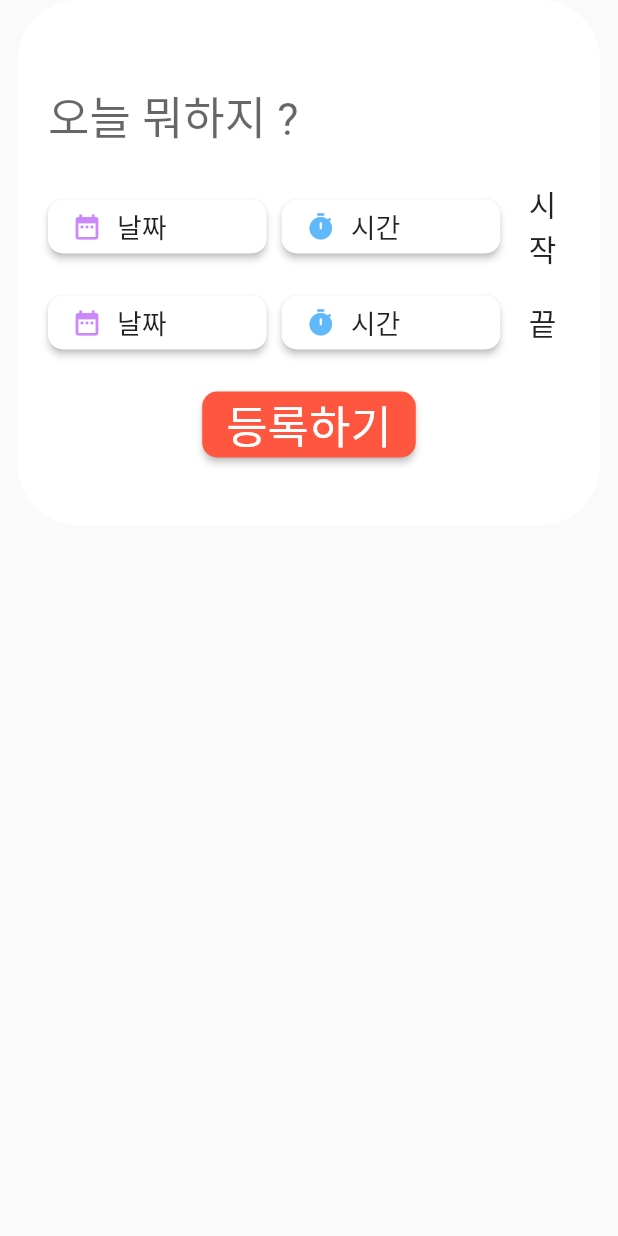
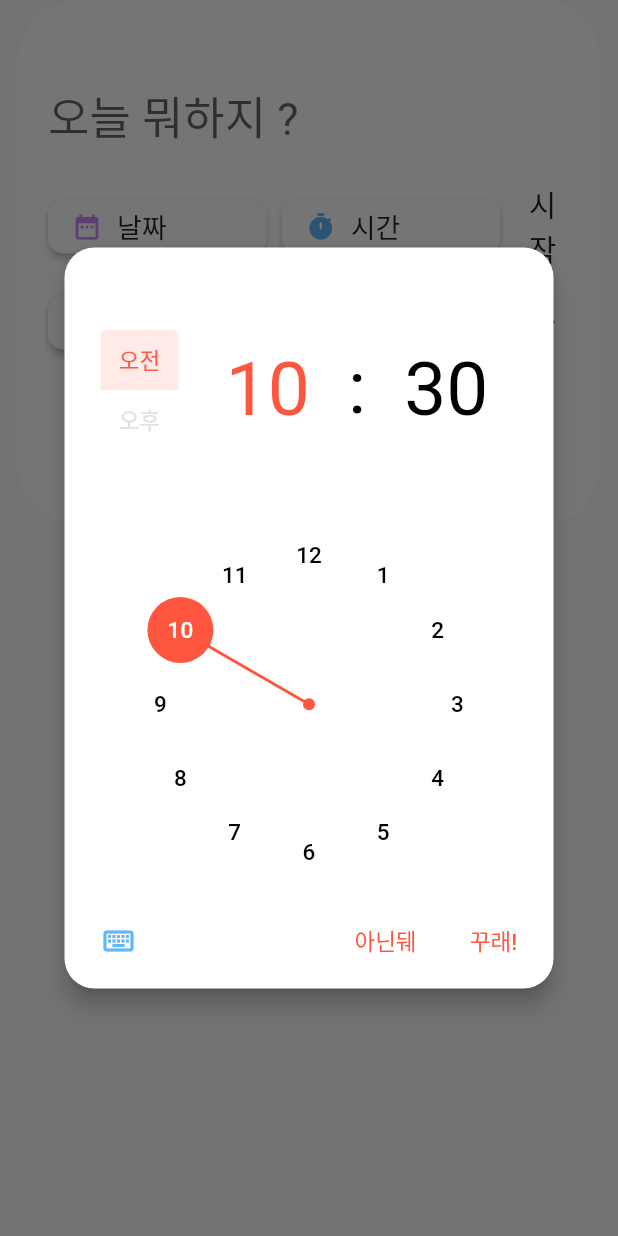
Before and after one commit to klize/today, a Flutter app: the TaskRegister widget shown alone on an empty page, opened directly, after a tap on "시간", on a phone screen of 412 x 824 dp. Run offline on Flutter 3.47's test engine with Material 2 defaults, Android fonts, the phone set to English and light mode, and no system bars; our stand-ins replace animated_text_kit, flutter_datetime_picker, sqflite, table_calendar; accounts and stored records are empty; Roboto replaces fonts that are missing (GamjaFlower).

Commit message:
change pickers, add animation to title

```diff
--- a/lib/utils/constants.dart
+++ b/lib/utils/constants.dart
@@ -15,36 +15,36 @@ const kNewTaskButtonColor = Color(0xffffffff);
 const kNewTaskETCColor = Color(0xff96DF67);
 const kETCColor = Color(0xffE0E0E0);
 
-ThemeData kTimePickerThemeData = ThemeData.light().copyWith(
-  dialogTheme: DialogTheme(
-    shape: RoundedRectangleBorder(
-      borderRadius: BorderRadius.circular(20),
+TimePickerThemeData kTimePickerThemeData = TimePickerThemeData(
+  shape: RoundedRectangleBorder(
+    borderRadius: BorderRadius.circular(
+      20.0,
     ),
   ),
-  textTheme: TextTheme(
-    headline4: TextStyle(
-      fontFamily: 'GamjaFlower',
-    ),
-    subtitle2: TextStyle(
-      fontFamily: 'GamjaFlower',
-    ),
-    caption: TextStyle(
-      fontFamily: 'GamjaFlower',
-    ),
-    button: TextStyle(
-      fontFamily: 'GamjaFlower',
-    ),
-    bodyText2: TextStyle(
-      fontFamily: 'GamjaFlower',
-    ),
+  hourMinuteColor: Colors.white,
+  hourMinuteTextColor:
+      MaterialStateColor.resolveWith((Set<MaterialState> states) {
+    return states.contains(MaterialState.selected)
+        ? kNewTaskRegisterButtonColor
+        : Colors.black;
+  }),
+  hourMinuteTextStyle: TextStyle(
+    fontFamily: 'GamjaFlower',
+    fontSize: 50,
   ),
-  colorScheme: ColorScheme.light(
-    primary: kAppBarIconColor,
-    onPrimary: Colors.white,
-    surface: kAppBackgroundColor,
-    onSurface: Colors.black,
+  dayPeriodTextStyle: TextStyle(
+    fontFamily: 'GamjaFlower',
   ),
-  dialogBackgroundColor: kAppBackgroundColor,
+  dayPeriodTextColor:
+      MaterialStateColor.resolveWith((Set<MaterialState> states) {
+    return states.contains(MaterialState.selected)
+        ? kNewTaskRegisterButtonColor
+        : kETCColor;
+  }),
+  dayPeriodBorderSide: BorderSide.none,
+  dialBackgroundColor: Colors.white,
+  dialHandColor: kNewTaskRegisterButtonColor,
+  entryModeIconColor: kNewTaskButtonClockIconColor,
 );
 
 ThemeData kDatePickerThemeData = ThemeData.light().copyWith(
--- a/lib/widgets/task_register.dart
+++ b/lib/widgets/task_register.dart
@@ -14,9 +14,9 @@ class TaskRegister extends StatefulWidget {
 
 class _TaskRegisterState extends State<TaskRegister> {
   DateTime _startDate;
-  DateTime _startTime;
+  TimeOfDay _startTime;
   DateTime _endDate;
-  DateTime _endTime;
+  TimeOfDay _endTime;
 
   String _dateStr = "날짜";
   String _timeStr = "시간";
@@ -32,13 +32,61 @@ class _TaskRegisterState extends State<TaskRegister> {
     return _str;
   }
 
-  String makeTimeStr(DateTime time) {
+  String makeTimeStr(TimeOfDay time) {
     String _str = "시간";
     if (time != null) {
       _str = '${time.hour} 시 ${time.minute} 분';
     }
 
     return _str;
+  }
+
+  Future<DateTime> _showDatePicker() async {
+    return await showDatePicker(
+      context: context,
+      initialDate: DateTime.now(),
+      firstDate: DateTime(1994, 02, 13),
+      lastDate: DateTime(2100, 5, 16),
+      helpText: "",
+      cancelText: "아닌뒈",
+      confirmText: "꾸래!",
+      builder: (BuildContext context, Widget child) {
+        return Theme(
+          data: kDatePickerThemeData,
+          child: child,
+        );
+      },
+    );
+  }
+
+  Future<TimeOfDay> _showTimePicker() async {
+    return await showTimePicker(
+      context: context,
+      confirmText: "꾸래!",
+      cancelText: "아닌뒈",
+      helpText: "",
+      initialTime: TimeOfDay.now(),
+      builder: (BuildContext context, Widget child) {
+        return TimePickerTheme(
+          data: kTimePickerThemeData,
+          child: Theme(
+            data: ThemeData.light().copyWith(
+              textTheme: TextTheme(
+                button: TextStyle(
+                  fontFamily: 'GamjaFlower',
+                ),
+              ),
+              colorScheme: ColorScheme.light(
+                primary: kAppBarIconColor,
+                onPrimary: Colors.white,
+                surface: kAppBackgroundColor,
+              ),
+            ),
+            child: child,
+          ),
+        );
+      },
+    );
   }
 
   @override
@@ -76,46 +124,58 @@ class _TaskRegisterState extends State<TaskRegister> {
             ),
             DateTimePickerRow(
               dateStr: makeDateStr(_startDate),
-              onDatePressed: () {
-                DatePicker.showDatePicker(
-                  context,
-                  theme: DatePickerTheme(
-                    containerHeight: 210.0,
-                  ),
-                  showTitleActions: true,
-                  minTime: DateTime(2000, 1, 1),
-                  maxTime: DateTime(2022, 12, 31),
-                  onConfirm: (date) {
-                    print('confirm $date');
+              onDatePressed: () async {
+                DateTime date = await _showDatePicker();
                 setState(() {
+                  if (date != null) {
                     _startDate = date;
-                      _dateStr = makeDateStr(date);
+                  }
                 });
-                    print(_dateStr);
-                  },
-                  currentTime: DateTime.now(),
-                  locale: LocaleType.ko,
-                );
+//                DatePicker.showDatePicker(
+//                  context,
+//                  theme: DatePickerTheme(
+//                    containerHeight: 210.0,
+//                  ),
+//                  showTitleActions: true,
+//                  minTime: DateTime(2000, 1, 1),
+//                  maxTime: DateTime(2022, 12, 31),
+//                  onConfirm: (date) {
+//                    print('confirm $date');
+//                    setState(() {
+//                      _startDate = date;
+//                      _dateStr = makeDateStr(date);
+//                    });
+//                    print(_dateStr);
+//                  },
+//                  currentTime: DateTime.now(),
+//                  locale: LocaleType.ko,
+//                );
               },
               timeStr: makeTimeStr(_startTime),
-              onTimePressed: () {
-                DatePicker.showTimePicker(
-                  context,
-                  theme: DatePickerTheme(
-                    containerHeight: 210.0,
-                  ),
-                  showTitleActions: true,
-                  showSecondsColumn: false,
-                  onConfirm: (time) {
-                    print('confirm $time');
+              onTimePressed: () async {
+                TimeOfDay time = await _showTimePicker();
                 setState(() {
+                  if (time != null) {
                     _startTime = time;
-                      _timeStr = makeTimeStr(time);
+                  }
                 });
-                  },
-                  currentTime: DateTime.now(),
-                  locale: LocaleType.ko,
-                );
+//                DatePicker.showTimePicker(
+//                  context,
+//                  theme: DatePickerTheme(
+//                    containerHeight: 210.0,
+//                  ),
+//                  showTitleActions: true,
+//                  showSecondsColumn: false,
+//                  onConfirm: (time) {
+//                    print('confirm $time');
+//                    setState(() {
+//                      _startTime = time;
+//                      _timeStr = makeTimeStr(time);
+//                    });
+//                  },
+//                  currentTime: DateTime.now(),
+//                  locale: LocaleType.ko,
+//                );
               },
               tail: "시작",
             ),
@@ -125,21 +185,7 @@ class _TaskRegisterState extends State<TaskRegister> {
             DateTimePickerRow(
               dateStr: makeDateStr(_endDate),
               onDatePressed: () async {
-                DateTime date = await showDatePicker(
-                  context: context,
-                  initialDate: DateTime.now(),
-                  firstDate: DateTime(1994, 02, 13),
-                  lastDate: DateTime(2100, 5, 16),
-                  helpText: "",
-                  cancelText: "아닌뒈",
-                  confirmText: "꾸래!",
-                  builder: (BuildContext context, Widget child) {
-                    return Theme(
-                      data: kDatePickerThemeData,
-                      child: child,
-                    );
-                  },
-                );
+                DateTime date = await _showDatePicker();
                 setState(() {
                   if (date != null) {
                     _endDate = date;
@@ -165,22 +211,12 @@ class _TaskRegisterState extends State<TaskRegister> {
               },
               timeStr: makeTimeStr(_endTime),
               onTimePressed: () async {
-                await showTimePicker(
-                  context: context,
-                  confirmText: "꾸래!",
-                  cancelText: "아닌뒈",
-                  initialTime: TimeOfDay.now(),
-                  builder: (BuildContext context, Widget child) {
-                    return Theme(
-                      data: kTimePickerThemeData,
-                      child: child,
-                    );
-//                    return Directionality(
-//                      textDirection: TextDirection.rtl,
-//                      child: child,
-//                    );
-                  },
-                );
+                TimeOfDay time = await _showTimePicker();
+                setState(() {
+                  if (time != null) {
+                    _endTime = time;
+                  }
+                });
 //                DatePicker.showTimePicker(
 //                  context,
 //                  theme: DatePickerTheme(
@@ -211,7 +247,6 @@ class _TaskRegisterState extends State<TaskRegister> {
                     _startDate.day,
                     _startTime.hour,
                     _startTime.minute,
-                    _startTime.second,
                   );
 
                   print('end $_endDate $_endTime');
@@ -221,7 +256,6 @@ class _TaskRegisterState extends State<TaskRegister> {
                     _endDate.day,
                     _endTime.hour,
                     _endTime.minute,
-                    _endTime.second,
                   );
 
                   print('content $_content');
--- a/pubspec.yaml
+++ b/pubspec.yaml
@@ -30,6 +30,8 @@ dependencies:
 
   # The following adds the Cupertino Icons font to your application.
   # Use with the CupertinoIcons class for iOS style icons.
+  animated_text_kit: ^2.2.0
+
   cupertino_icons: ^0.1.3
   table_calendar: ^2.2.3
   flutter_datetime_picker: ^1.3.8
```
Also changed, not shown: lib/widgets/title_section.dart (+16 -4 lines), pubspec.lock. Lines whose indentation alone changed are shown as unchanged.
